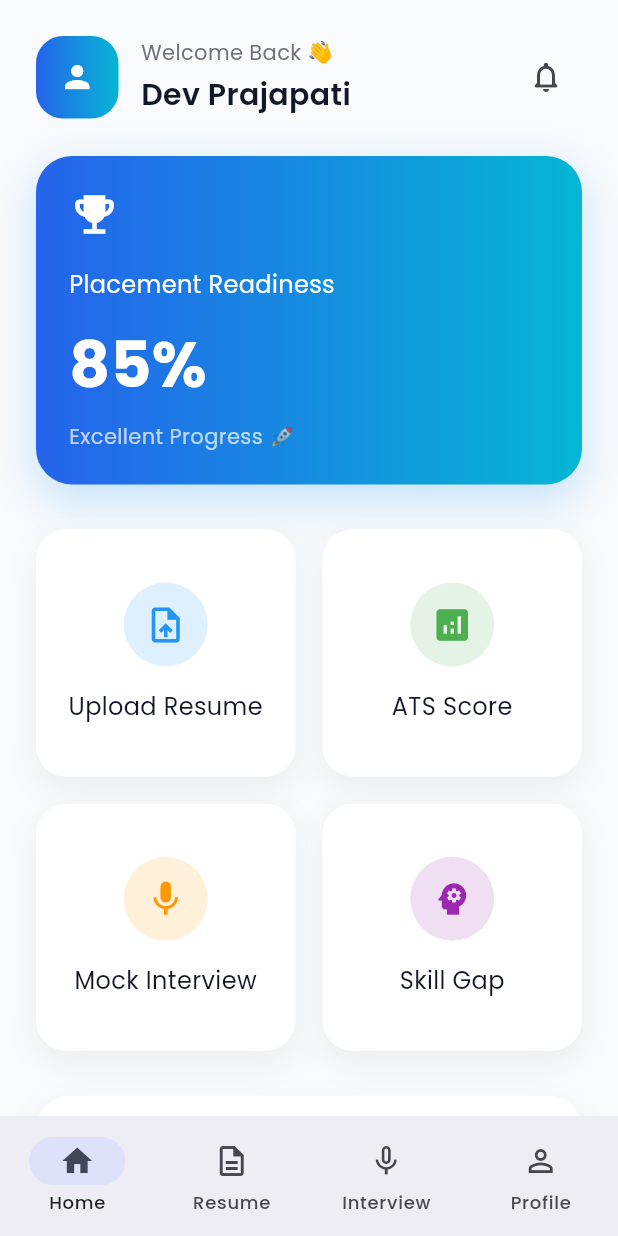
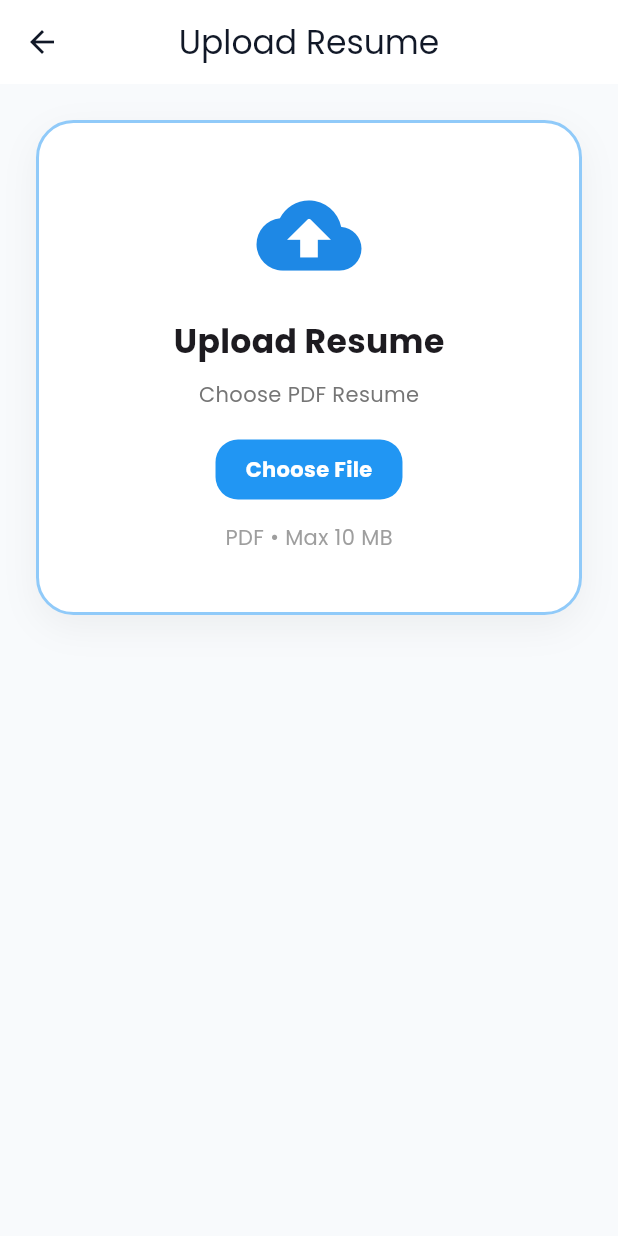
Before and after one commit to dev300036/careerboost-app, a Flutter app: the screen it shows after launch, after a tap on "Upload Resume", on a phone screen of 412 x 824 dp. Run offline on Flutter 3.47's test engine with Material 3 defaults, Android fonts, the phone set to English and light mode, and no system bars; our stand-ins replace flutter_screenutil, google_fonts.

```diff
--- a/lib/features/home/presentation/pages/home_screen.dart
+++ b/lib/features/home/presentation/pages/home_screen.dart
@@ -5,6 +5,8 @@ import '../widgets/home_header.dart';
 import '../widgets/quick_action_card.dart';
 import '../widgets/readiness_card.dart';
 import '../widgets/recent_activity.dart';
+
+import '../../../resume/presentation/pages/upload_resume_screen.dart';
 
 class HomeScreen extends StatelessWidget {
   const HomeScreen({super.key});
@@ -43,7 +45,14 @@ class HomeScreen extends StatelessWidget {
                     icon: Icons.upload_file,
                     title: "Upload Resume",
                     color: Colors.blue,
-                    onTap: () {},
+                    onTap: () {
+                      Navigator.push(
+                        context,
+                        MaterialPageRoute(
+                          builder: (_) => const UploadResumeScreen(),
+                        ),
+                      );
+                    },
                   ),
 
                   QuickActionCard(
--- a/lib/features/home/presentation/widgets/home_header.dart
+++ b/lib/features/home/presentation/widgets/home_header.dart
@@ -1,6 +1,7 @@
 import 'package:flutter/material.dart';
 
 import '../../../../app/theme/app_colors.dart';
+
 import '../../../../app/theme/app_text_styles.dart';
 
 class HomeHeader extends StatelessWidget {
--- /dev/null
+++ b/lib/features/resume/presentation/pages/upload_resume_screen.dart
@@ -0,0 +1,27 @@
+import 'package:flutter/material.dart';
+
+import '../widgets/upload_box.dart';
+
+class UploadResumeScreen extends StatelessWidget {
+  const UploadResumeScreen({super.key});
+
+  @override
+  Widget build(BuildContext context) {
+    return Scaffold(
+      appBar: AppBar(
+        title: const Text("Upload Resume"),
+      ),
+
+      body: Padding(
+        padding: const EdgeInsets.all(24),
+        child: Column(
+          children: [
+            UploadBox(
+              onTap: () {},
+            ),
+          ],
+        ),
+      ),
+    );
+  }
+}
--- /dev/null
+++ b/lib/features/resume/presentation/widgets/upload_box.dart
@@ -0,0 +1,97 @@
+import 'package:flutter/material.dart';
+
+class UploadBox extends StatelessWidget {
+  final VoidCallback onTap;
+
+  const UploadBox({
+    super.key,
+    required this.onTap,
+  });
+
+  @override
+  Widget build(BuildContext context) {
+    return InkWell(
+      borderRadius: BorderRadius.circular(25),
+      onTap: onTap,
+      child: Container(
+        width: double.infinity,
+        padding: const EdgeInsets.symmetric(
+          vertical: 40,
+          horizontal: 20,
+        ),
+        decoration: BoxDecoration(
+          color: Colors.white,
+          borderRadius: BorderRadius.circular(25),
+          border: Border.all(
+            color: Colors.blue.shade200,
+            width: 2,
+          ),
+          boxShadow: [
+            BoxShadow(
+              color: Colors.black.withValues(alpha: 0.05),
+              blurRadius: 20,
+              offset: const Offset(0, 8),
+            )
+          ],
+        ),
+        child: Column(
+          children: [
+            Icon(
+              Icons.cloud_upload_rounded,
+              color: Colors.blue.shade600,
+              size: 70,
+            ),
+
+            const SizedBox(height: 20),
+
+            const Text(
+              "Upload Resume",
+              style: TextStyle(
+                fontSize: 22,
+                fontWeight: FontWeight.bold,
+              ),
+            ),
+
+            const SizedBox(height: 10),
+
+            Text(
+              "Choose PDF Resume",
+              style: TextStyle(
+                color: Colors.grey.shade600,
+              ),
+            ),
+
+            const SizedBox(height: 20),
+
+            Container(
+              padding: const EdgeInsets.symmetric(
+                horizontal: 20,
+                vertical: 10,
+              ),
+              decoration: BoxDecoration(
+                color: Colors.blue,
+                borderRadius: BorderRadius.circular(15),
+              ),
+              child: const Text(
+                "Choose File",
+                style: TextStyle(
+                  color: Colors.white,
+                  fontWeight: FontWeight.bold,
+                ),
+              ),
+            ),
+
+            const SizedBox(height: 15),
+
+            const Text(
+              "PDF • Max 10 MB",
+              style: TextStyle(
+                color: Colors.grey,
+              ),
+            ),
+          ],
+        ),
+      ),
+    );
+  }
+}
--- a/pubspec.yaml
+++ b/pubspec.yaml
@@ -40,7 +40,7 @@ dependencies:
   google_fonts: ^8.1.0
   lottie: ^3.5.1
   flutter_screenutil: ^5.9.3
-
+  file_selector: ^1.1.0
 dev_dependencies:
   flutter_test:
     sdk: flutter
```
Also changed, not shown: lib/features/resume/presentation/widgets/selected_file_card.dart (added), lib/features/resume/presentation/widgets/upload_button.dart (added), pubspec.lock, 6 other files.
